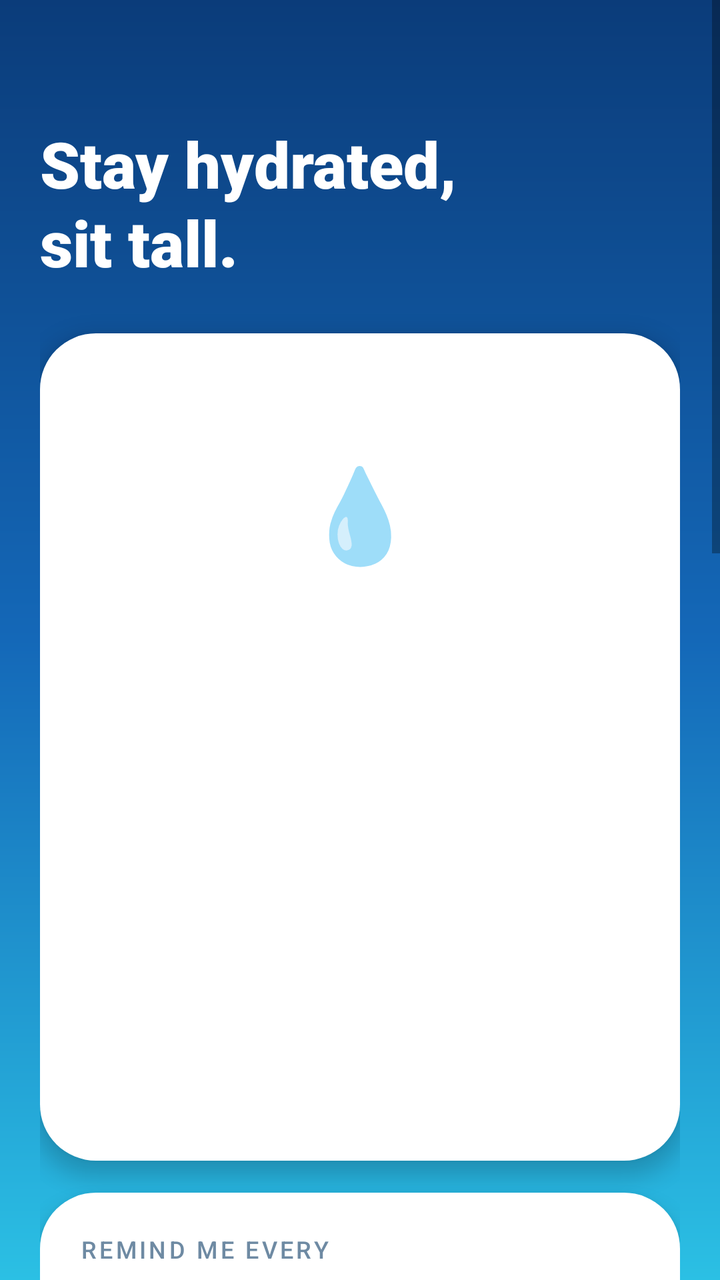
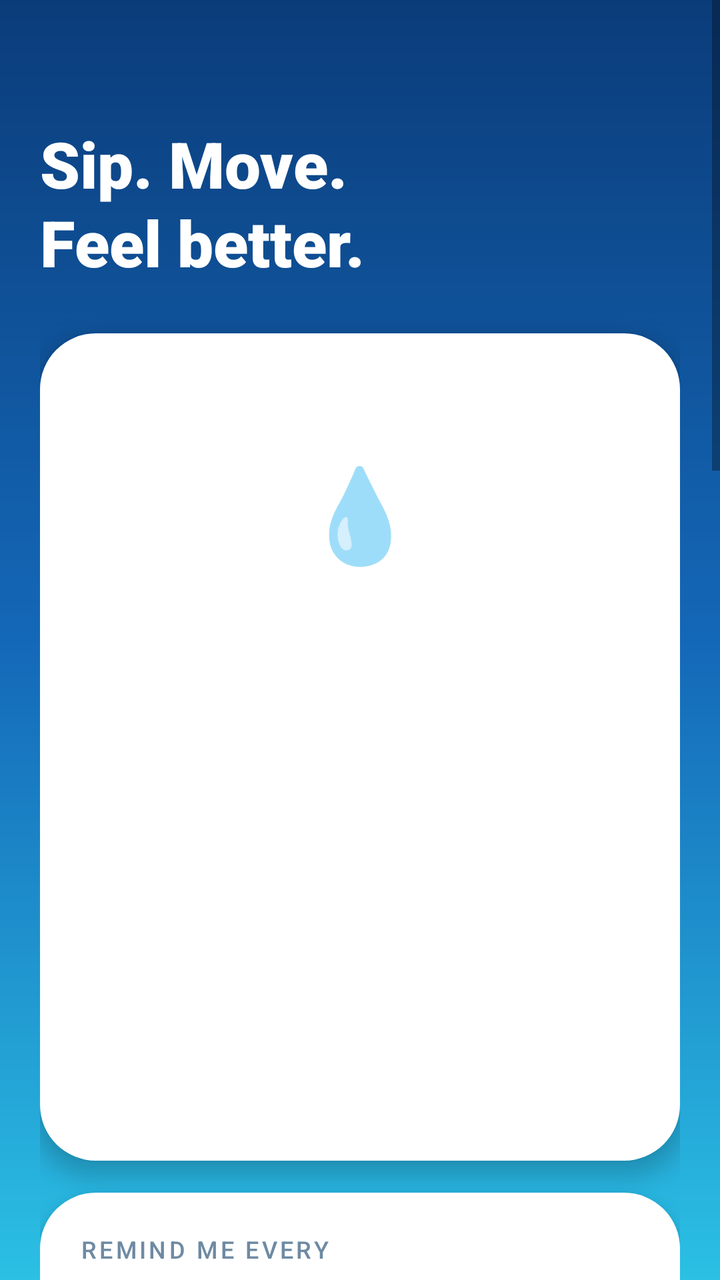

Screens rendered from an Android XML layout before and after an edit, with the pre-edit source and the edit as a unified diff.
<!-- AndroidManifest.xml: application theme AppTheme -->
<!-- res/layout/activity_main.xml -->
<?xml version="1.0" encoding="utf-8"?>
<ScrollView xmlns:android="http://schemas.android.com/apk/res/android"
    android:layout_width="match_parent"
    android:layout_height="match_parent"
    android:background="@drawable/bg_main"
    android:fillViewport="true">

    <LinearLayout
        android:layout_width="match_parent"
        android:layout_height="wrap_content"
        android:orientation="vertical"
        android:paddingStart="20dp"
        android:paddingEnd="20dp"
        android:paddingTop="36dp"
        android:paddingBottom="32dp">

        
        <TextView
            android:id="@+id/greeting"
            android:layout_width="wrap_content"
            android:layout_height="wrap_content"
            android:textColor="#CCE9FF"
            android:textSize="15sp"
            android:fontFamily="sans-serif-medium" />

        <TextView
            android:layout_width="wrap_content"
            android:layout_height="wrap_content"
            android:layout_marginTop="4dp"
            android:text="Stay hydrated,\nsit tall."
            android:textColor="#FFFFFF"
            android:textSize="32sp"
            android:lineSpacingExtra="2dp"
            android:fontFamily="sans-serif-black" />

        
        <LinearLayout
            android:id="@+id/heroCard"
            android:layout_width="match_parent"
            android:layout_height="wrap_content"
            android:layout_marginTop="24dp"
            android:background="@drawable/bg_card"
            android:elevation="6dp"
            android:gravity="center_horizontal"
            android:orientation="vertical"
            android:padding="24dp">

            <LinearLayout
                android:id="@+id/toggle"
                android:layout_width="184dp"
                android:layout_height="184dp"
                android:clickable="true"
                android:focusable="true"
                android:elevation="4dp"
                android:gravity="center"
                android:orientation="vertical">

                <TextView
                    android:id="@+id/toggleEmoji"
                    android:layout_width="wrap_content"
                    android:layout_height="wrap_content"
                    android:text="💧"
                    android:textSize="46sp" />

                <TextView
                    android:id="@+id/toggleState"
                    android:layout_width="wrap_content"
                    android:layout_height="wrap_content"
                    android:layout_marginTop="2dp"
                    android:textSize="26sp"
                    android:fontFamily="sans-serif-black" />

                <TextView
                    android:id="@+id/toggleHint"
                    android:layout_width="wrap_content"
                    android:layout_height="wrap_content"
                    android:textSize="12sp"
                    android:fontFamily="sans-serif-medium" />
            </LinearLayout>

            <TextView
                android:id="@+id/status"
                android:layout_width="wrap_content"
                android:layout_height="wrap_content"
                android:layout_marginTop="18dp"
                android:gravity="center"
                android:textColor="#0B2E4F"
                android:textSize="17sp"
                android:fontFamily="sans-serif-medium" />

            <TextView
                android:id="@+id/countdown"
                android:layout_width="wrap_content"
                android:layout_height="wrap_content"
                android:layout_marginTop="2dp"
                android:textColor="#6E8AA3"
                android:textSize="14sp" />

            
            <LinearLayout
                android:layout_width="match_parent"
                android:layout_height="wrap_content"
                android:layout_marginTop="16dp"
                android:orientation="horizontal">

                <TextView
                    android:id="@+id/startTime"
                    android:layout_width="0dp"
                    android:layout_height="wrap_content"
                    android:layout_weight="1"
                    android:layout_marginEnd="6dp"
                    android:gravity="center"
                    android:paddingTop="12dp"
                    android:paddingBottom="12dp"
                                        android:textColor="#FFFFFF"
                    android:textSize="14sp"
                    android:fontFamily="sans-serif-medium" />

                <TextView
                    android:id="@+id/endTime"
                    android:layout_width="0dp"
                    android:layout_height="wrap_content"
                    android:layout_weight="1"
                    android:layout_marginStart="6dp"
                    android:gravity="center"
                    android:paddingTop="12dp"
                    android:paddingBottom="12dp"
                                        android:textColor="#FFFFFF"
                    android:textSize="14sp"
                    android:fontFamily="sans-serif-medium" />
            </LinearLayout>

            
            <LinearLayout
                android:layout_width="match_parent"
                android:layout_height="wrap_content"
                android:layout_marginTop="18dp"
                android:orientation="horizontal">

                <TextView
                    android:id="@+id/statDone"
                    android:layout_width="0dp"
                    android:layout_height="wrap_content"
                    android:layout_weight="1"
                    android:layout_marginEnd="6dp"
                    android:gravity="center"
                    android:paddingTop="12dp"
                    android:paddingBottom="12dp"
                    android:textColor="#0B4F8A"
                    android:textSize="14sp"
                    android:fontFamily="sans-serif-medium" />

                <TextView
                    android:id="@+id/statEvery"
                    android:layout_width="0dp"
                    android:layout_height="wrap_content"
                    android:layout_weight="1"
                    android:layout_marginStart="6dp"
                    android:gravity="center"
                    android:paddingTop="12dp"
                    android:paddingBottom="12dp"
                    android:textColor="#0B4F8A"
                    android:textSize="14sp"
                    android:fontFamily="sans-serif-medium" />
            </LinearLayout>
        </LinearLayout>

        
        <LinearLayout
            android:layout_width="match_parent"
            android:layout_height="wrap_content"
            android:layout_marginTop="16dp"
            android:background="@drawable/bg_card"
            android:elevation="6dp"
            android:orientation="vertical"
            android:padding="20dp">

            <TextView
                android:layout_width="wrap_content"
                android:layout_height="wrap_content"
                android:text="REMIND ME EVERY"
                android:letterSpacing="0.12"
                android:textColor="#6E8AA3"
                android:textSize="12sp"
                android:fontFamily="sans-serif-medium" />

            <LinearLayout
                android:layout_width="match_parent"
                android:layout_height="wrap_content"
                android:layout_marginTop="12dp"
                android:gravity="center"
                android:orientation="horizontal">

                <TextView
                    android:id="@+id/minus"
                    android:layout_width="52dp"
                    android:layout_height="52dp"
                    android:gravity="center"
                    android:text="−"
                    android:textColor="#1468B8"
                    android:textSize="26sp" />

                <LinearLayout
                    android:layout_width="0dp"
                    android:layout_height="wrap_content"
                    android:layout_weight="1"
                    android:gravity="center"
                    android:orientation="vertical">

                    <TextView
                        android:id="@+id/interval"
                        android:layout_width="wrap_content"
                        android:layout_height="wrap_content"
                        android:textColor="#0B2E4F"
                        android:textSize="44sp"
                        android:fontFamily="sans-serif-black" />

                    <TextView
                        android:layout_width="wrap_content"
                        android:layout_height="wrap_content"
                        android:text="minutes"
                        android:textColor="#6E8AA3"
                        android:textSize="13sp" />
                </LinearLayout>

                <TextView
                    android:id="@+id/plus"
                    android:layout_width="52dp"
                    android:layout_height="52dp"
                    android:gravity="center"
                    android:text="+"
                    android:textColor="#1468B8"
                    android:textSize="26sp" />
            </LinearLayout>

            <LinearLayout
                android:id="@+id/presets"
                android:layout_width="match_parent"
                android:layout_height="wrap_content"
                android:layout_marginTop="16dp"
                android:orientation="horizontal" />
        </LinearLayout>

        
        <LinearLayout
            android:layout_width="match_parent"
            android:layout_height="wrap_content"
            android:layout_marginTop="16dp"
            android:background="@drawable/bg_card"
            android:elevation="6dp"
            android:orientation="vertical"
            android:padding="20dp">

            <TextView
                android:layout_width="wrap_content"
                android:layout_height="wrap_content"
                android:text="ALERT STYLE"
                android:letterSpacing="0.12"
                android:textColor="#6E8AA3"
                android:textSize="12sp"
                android:fontFamily="sans-serif-medium" />

            <LinearLayout
                android:id="@+id/alertModes"
                android:layout_width="match_parent"
                android:layout_height="wrap_content"
                android:layout_marginTop="12dp"
                android:orientation="horizontal" />

            <TextView
                android:layout_width="wrap_content"
                android:layout_height="wrap_content"
                android:layout_marginTop="12dp"
                android:text="Sound plays your alarm tone once. The reminder stays until you tap Done, or Snooze to be reminded again in 5 min."
                android:textColor="#6E8AA3"
                android:textSize="13sp" />
        </LinearLayout>

        
        <TextView
            android:id="@+id/exact"
            android:layout_width="match_parent"
            android:layout_height="wrap_content"
            android:layout_marginTop="16dp"
            android:elevation="6dp"
            android:padding="18dp"
            android:text="⏰  Tap to allow on-time reminders (one-time setup)"
            android:textColor="#5C3B00"
            android:textSize="14sp"
            android:fontFamily="sans-serif-medium"
            android:visibility="gone" />

        <TextView
            android:id="@+id/test"
            android:layout_width="match_parent"
            android:layout_height="wrap_content"
            android:layout_marginTop="20dp"
            android:gravity="center"
            android:padding="16dp"
            android:text="▶  Try a reminder now"
            android:textColor="#FFFFFF"
            android:textSize="16sp"
            android:fontFamily="sans-serif-medium" />

        
        <LinearLayout
            android:layout_width="match_parent"
            android:layout_height="wrap_content"
            android:layout_marginTop="20dp"
            android:background="@drawable/bg_info"
            android:orientation="vertical"
            android:padding="18dp">

            <TextView
                android:layout_width="wrap_content"
                android:layout_height="wrap_content"
                android:text="HOW IT WORKS"
                android:letterSpacing="0.12"
                android:textColor="#FFFFFF"
                android:textSize="12sp"
                android:fontFamily="sans-serif-medium" />

            <TextView
                android:layout_width="match_parent"
                android:layout_height="wrap_content"
                android:layout_marginTop="10dp"
                android:lineSpacingExtra="4dp"
                android:text="🗓  Reminders ring every day between your Start and End time, on a fixed timetable.\n     Example: start 9:00, every 30 min → 9:00, 9:30, 10:00 …\n\n🌙  It never rings while Do Not Disturb or Airplane mode is on. Those slots are simply skipped.\n\n🔁  When you switch them off, it continues on the same timetable.\n     Example: DND ends at 9:05 → next reminder at 9:30.\n\n🔔  Alert style: Sound, Vibrate, Both, or Notify only (the reminder appears with no sound or buzz).\n\n🎚  Your phone\'s alert slider also applies: on Silent it stays quiet, on Vibrate it only buzzes."
                android:textColor="#E6F4FF"
                android:textSize="13sp" />
        </LinearLayout>
    </LinearLayout>
</ScrollView>
<!-- resources referenced by this layout -->
<resources>
  <!-- drawable bg_card (drawable) -->
  <?xml version="1.0" encoding="utf-8"?>
  <shape xmlns:android="http://schemas.android.com/apk/res/android">
      <solid android:color="#FFFFFFFF" />
      <corners android:radius="28dp" />
  </shape>
  <!-- drawable bg_info (drawable) -->
  <?xml version="1.0" encoding="utf-8"?>
  <shape xmlns:android="http://schemas.android.com/apk/res/android">
      <solid android:color="#26FFFFFF" />
      <stroke android:width="1dp" android:color="#55FFFFFF" />
      <corners android:radius="24dp" />
  </shape>
  <!-- drawable bg_main (drawable) -->
  <?xml version="1.0" encoding="utf-8"?>
  <shape xmlns:android="http://schemas.android.com/apk/res/android">
      <gradient
          android:angle="300"
          android:startColor="#0B3C7A"
          android:centerColor="#1468B8"
          android:endColor="#2BC0E4"
          android:type="linear" />
  </shape>
  <style name="AppTheme" parent="android:Theme.Material.Light.NoActionBar">
          <item name="android:statusBarColor">#F4F9FC</item>
          <item name="android:windowLightStatusBar">true</item>
          <item name="android:colorAccent">#1A7FB8</item>
      </style>
</resources>

<!-- the commit's change to res/layout/activity_main.xml (unified diff, before → after) -->
@@ -27,7 +27,7 @@
             android:layout_width="wrap_content"
             android:layout_height="wrap_content"
             android:layout_marginTop="4dp"
-            android:text="Stay hydrated,\nsit tall."
+            android:text="Sip. Move.\nFeel better."
             android:textColor="#FFFFFF"
             android:textSize="32sp"
             android:lineSpacingExtra="2dp"
@@ -277,6 +277,67 @@
         </LinearLayout>
 
         
+        <LinearLayout
+            android:layout_width="match_parent"
+            android:layout_height="wrap_content"
+            android:layout_marginTop="16dp"
+            android:background="@drawable/bg_card"
+            android:elevation="6dp"
+            android:orientation="vertical"
+            android:padding="20dp">
+
+            <TextView
+                android:layout_width="wrap_content"
+                android:layout_height="wrap_content"
+                android:text="MOVE WITH EACH REMINDER"
+                android:letterSpacing="0.12"
+                android:textColor="#6E8AA3"
+                android:textSize="12sp"
+                android:fontFamily="sans-serif-medium" />
+
+            <TextView
+                android:id="@+id/moveSummary"
+                android:layout_width="match_parent"
+                android:layout_height="wrap_content"
+                android:layout_marginTop="10dp"
+                android:textColor="#0B2E4F"
+                android:textSize="15sp" />
+
+            <LinearLayout
+                android:layout_width="match_parent"
+                android:layout_height="wrap_content"
+                android:layout_marginTop="14dp"
+                android:orientation="horizontal">
+
+                <TextView
+                    android:id="@+id/moveToggle"
+                    android:layout_width="0dp"
+                    android:layout_height="wrap_content"
+                    android:layout_weight="1"
+                    android:layout_marginEnd="6dp"
+                    android:gravity="center"
+                    android:paddingTop="14dp"
+                    android:paddingBottom="14dp"
+                    android:textSize="15sp"
+                    android:fontFamily="sans-serif-medium" />
+
+                <TextView
+                    android:id="@+id/moveBrowse"
+                    android:layout_width="0dp"
+                    android:layout_height="wrap_content"
+                    android:layout_weight="1"
+                    android:layout_marginStart="6dp"
+                    android:gravity="center"
+                    android:paddingTop="14dp"
+                    android:paddingBottom="14dp"
+                    android:text="Choose activities  ›"
+                    android:textColor="#FFFFFF"
+                    android:textSize="15sp"
+                    android:fontFamily="sans-serif-medium" />
+            </LinearLayout>
+        </LinearLayout>
+
+        
         <TextView
             android:id="@+id/exact"
             android:layout_width="match_parent"
@@ -325,7 +386,7 @@
                 android:layout_height="wrap_content"
                 android:layout_marginTop="10dp"
                 android:lineSpacingExtra="4dp"
-                android:text="🗓  Reminders ring every day between your Start and End time, on a fixed timetable.\n     Example: start 9:00, every 30 min → 9:00, 9:30, 10:00 …\n\n🌙  It never rings while Do Not Disturb or Airplane mode is on. Those slots are simply skipped.\n\n🔁  When you switch them off, it continues on the same timetable.\n     Example: DND ends at 9:05 → next reminder at 9:30.\n\n🔔  Alert style: Sound, Vibrate, Both, or Notify only (the reminder appears with no sound or buzz).\n\n🎚  Your phone\'s alert slider also applies: on Silent it stays quiet, on Vibrate it only buzzes."
+                android:text="🗓  Reminders ring every day between your Start and End time, on a fixed timetable.\n     Example: start 9:00, every 30 min → 9:00, 9:30, 10:00 …\n\n🌙  It never rings while Do Not Disturb or Airplane mode is on. Those slots are simply skipped.\n\n🔁  When you switch them off, it continues on the same timetable.\n     Example: DND ends at 9:05 → next reminder at 9:30.\n\n💪  Each reminder can suggest a quick activity: push-ups, a stretch, a brain game or a walk after lunch. Tap the reminder for step-by-step instructions, or Swap for something else.\n\n🔔  Alert style: Sound, Vibrate, Both, or Notify only (the reminder appears with no sound or buzz).\n\n🎚  Your phone\'s alert slider also applies: on Silent it stays quiet, on Vibrate it only buzzes."
                 android:textColor="#E6F4FF"
                 android:textSize="13sp" />
         </LinearLayout>
